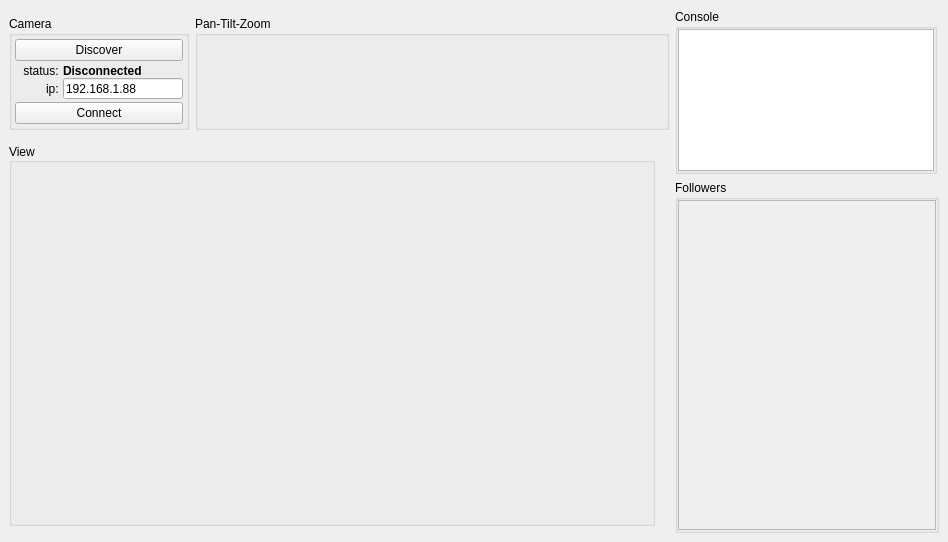
Before: the Qt Designer form etc/ui/MainWindow.ui in jaumecort/IPCam, drawn with Qt 5.
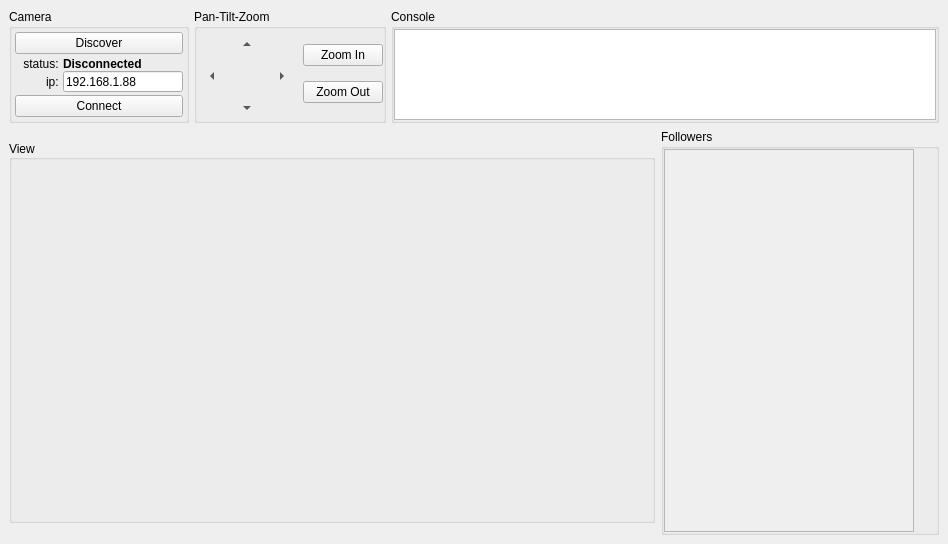
After: the same form once the commit is applied.

Patch:
```diff
--- a/etc/ui/MainWindow.ui
+++ b/etc/ui/MainWindow.ui
@@ -7,11 +7,11 @@
     <x>0</x>
     <y>0</y>
     <width>948</width>
-    <height>542</height>
+    <height>544</height>
    </rect>
   </property>
   <property name="sizePolicy">
-   <sizepolicy hsizetype="Fixed" vsizetype="Fixed">
+   <sizepolicy hsizetype="Minimum" vsizetype="Minimum">
     <horstretch>0</horstretch>
     <verstretch>0</verstretch>
    </sizepolicy>
@@ -24,8 +24,8 @@
   </property>
   <property name="maximumSize">
    <size>
-    <width>948</width>
-    <height>542</height>
+    <width>100000</width>
+    <height>900</height>
    </size>
   </property>
   <property name="windowTitle">
@@ -52,6 +52,9 @@
       </property>
       <item>
        <layout class="QHBoxLayout" name="CameraPTZLayout">
+        <property name="spacing">
+         <number>5</number>
+        </property>
         <property name="sizeConstraint">
          <enum>QLayout::SetDefaultConstraint</enum>
         </property>
@@ -61,15 +64,15 @@
            <bool>true</bool>
           </property>
           <property name="sizePolicy">
-           <sizepolicy hsizetype="Fixed" vsizetype="Fixed">
+           <sizepolicy hsizetype="Minimum" vsizetype="Minimum">
             <horstretch>0</horstretch>
             <verstretch>0</verstretch>
            </sizepolicy>
           </property>
           <property name="minimumSize">
            <size>
-            <width>180</width>
-            <height>114</height>
+            <width>0</width>
+            <height>0</height>
            </size>
           </property>
           <property name="maximumSize">
@@ -182,34 +185,254 @@
         <item>
          <widget class="QGroupBox" name="PTZBox">
           <property name="sizePolicy">
-           <sizepolicy hsizetype="Fixed" vsizetype="Fixed">
+           <sizepolicy hsizetype="Minimum" vsizetype="Minimum">
             <horstretch>0</horstretch>
             <verstretch>0</verstretch>
            </sizepolicy>
           </property>
           <property name="minimumSize">
            <size>
-            <width>474</width>
-            <height>114</height>
+            <width>0</width>
+            <height>0</height>
            </size>
           </property>
           <property name="maximumSize">
            <size>
-            <width>474</width>
+            <width>400</width>
             <height>114</height>
            </size>
           </property>
           <property name="title">
            <string>Pan-Tilt-Zoom</string>
           </property>
-         </widget>
-        </item>
-       </layout>
-      </item>
+          <layout class="QHBoxLayout" name="horizontalLayout_2">
+           <property name="sizeConstraint">
+            <enum>QLayout::SetNoConstraint</enum>
+           </property>
+           <property name="leftMargin">
+            <number>0</number>
+           </property>
+           <property name="topMargin">
+            <number>0</number>
+           </property>
+           <property name="rightMargin">
+            <number>0</number>
+           </property>
+           <property name="bottomMargin">
+            <number>0</number>
+           </property>
+           <item>
+            <layout class="QGridLayout" name="gridLayout_2">
+             <property name="sizeConstraint">
+              <enum>QLayout::SetNoConstraint</enum>
+             </property>
+             <property name="spacing">
+              <number>5</number>
+             </property>
+             <item row="2" column="2">
+              <widget class="QToolButton" name="PTZrigth">
+               <property name="sizePolicy">
+                <sizepolicy hsizetype="Maximum" vsizetype="Maximum">
+                 <horstretch>0</horstretch>
+                 <verstretch>0</verstretch>
+                </sizepolicy>
+               </property>
+               <property name="minimumSize">
+                <size>
+                 <width>30</width>
+                 <height>30</height>
+                </size>
+               </property>
+               <property name="text">
+                <string>...</string>
+               </property>
+               <property name="autoRaise">
+                <bool>true</bool>
+               </property>
+               <property name="arrowType">
+                <enum>Qt::RightArrow</enum>
+               </property>
+              </widget>
+             </item>
+             <item row="3" column="1">
+              <widget class="QToolButton" name="PTZdown">
+               <property name="sizePolicy">
+                <sizepolicy hsizetype="Maximum" vsizetype="Maximum">
+                 <horstretch>0</horstretch>
+                 <verstretch>0</verstretch>
+                </sizepolicy>
+               </property>
+               <property name="minimumSize">
+                <size>
+                 <width>30</width>
+                 <height>30</height>
+                </size>
+               </property>
+               <property name="text">
+                <string>...</string>
+               </property>
+               <property name="autoRaise">
+                <bool>true</bool>
+               </property>
+               <property name="arrowType">
+                <enum>Qt::DownArrow</enum>
+               </property>
+              </widget>
+             </item>
+             <item row="2" column="0">
+              <widget class="QToolButton" name="PTZleft">
+               <property name="sizePolicy">
+                <sizepolicy hsizetype="Maximum" vsizetype="Maximum">
+                 <horstretch>0</horstretch>
+                 <verstretch>0</verstretch>
+                </sizepolicy>
+               </property>
+               <property name="minimumSize">
+                <size>
+                 <width>30</width>
+                 <height>30</height>
+                </size>
+               </property>
+               <property name="text">
+                <string>...</string>
+               </property>
+               <property name="autoRaise">
+                <bool>true</bool>
+               </property>
+               <property name="arrowType">
+                <enum>Qt::LeftArrow</enum>
+               </property>
+              </widget>
+             </item>
+             <item row="1" column="1">
+              <widget class="QToolButton" name="PTZup">
+               <property name="sizePolicy">
+                <sizepolicy hsizetype="Maximum" vsizetype="Maximum">
+                 <horstretch>0</horstretch>
+                 <verstretch>0</verstretch>
+                </sizepolicy>
+               </property>
+               <property name="minimumSize">
+                <size>
+                 <width>30</width>
+                 <height>30</height>
+                </size>
+               </property>
+               <property name="text">
+                <string>...</string>
+               </property>
+               <property name="autoRaise">
+                <bool>true</bool>
+               </property>
+               <property name="arrowType">
+                <enum>Qt::UpArrow</enum>
+               </property>
+              </widget>
+             </item>
+            </layout>
+           </item>
+           <item>
+            <layout class="QGridLayout" name="Zoom">
+             <property name="sizeConstraint">
+              <enum>QLayout::SetDefaultConstraint</enum>
+             </property>
+             <property name="rightMargin">
+              <number>0</number>
+             </property>
+             <property name="spacing">
+              <number>0</number>
+             </property>
+             <item row="0" column="0">
+              <widget class="QPushButton" name="PTZIn">
+               <property name="text">
+                <string>Zoom In</string>
+               </property>
+              </widget>
+             </item>
+             <item row="1" column="0">
+              <widget class="QPushButton" name="PTZout">
+               <property name="text">
+                <string>Zoom Out</string>
+               </property>
+              </widget>
+             </item>
+            </layout>
+           </item>
+          </layout>
+         </widget>
+        </item>
+        <item>
+         <widget class="QGroupBox" name="ConsoleBox">
+          <property name="sizePolicy">
+           <sizepolicy hsizetype="Minimum" vsizetype="Minimum">
+            <horstretch>0</horstretch>
+            <verstretch>0</verstretch>
+           </sizepolicy>
+          </property>
+          <property name="minimumSize">
+           <size>
+            <width>100</width>
+            <height>108</height>
+           </size>
+          </property>
+          <property name="maximumSize">
+           <size>
+            <width>16777215</width>
+            <height>114</height>
+           </size>
+          </property>
+          <property name="title">
+           <string>Console</string>
+          </property>
+          <layout class="QVBoxLayout" name="verticalLayout_5">
+           <property name="leftMargin">
+            <number>0</number>
+           </property>
+           <property name="topMargin">
+            <number>0</number>
+           </property>
+           <property name="rightMargin">
+            <number>0</number>
+           </property>
+           <property name="bottomMargin">
+            <number>0</number>
+           </property>
+           <item>
+            <widget class="QTextBrowser" name="console">
+             <property name="sizePolicy">
+              <sizepolicy hsizetype="Expanding" vsizetype="Minimum">
+               <horstretch>0</horstretch>
+               <verstretch>0</verstretch>
+              </sizepolicy>
+             </property>
+             <property name="minimumSize">
+              <size>
+               <width>100</width>
+               <height>0</height>
+              </size>
+             </property>
+             <property name="maximumSize">
+              <size>
+               <width>16777215</width>
+               <height>100</height>
+              </size>
+             </property>
+            </widget>
+           </item>
+          </layout>
+         </widget>
+        </item>
+       </layout>
+      </item>
+      <item>
+       <layout class="QHBoxLayout" name="horizontalLayout_4">
+        <property name="bottomMargin">
+         <number>0</number>
+        </property>
       <item>
        <widget class="QGroupBox" name="ViewBox">
         <property name="sizePolicy">
-         <sizepolicy hsizetype="Fixed" vsizetype="Fixed">
+           <sizepolicy hsizetype="Expanding" vsizetype="Expanding">
           <horstretch>0</horstretch>
           <verstretch>0</verstretch>
          </sizepolicy>
@@ -248,7 +471,7 @@
          <item>
           <widget class="QLabel" name="labelVideo">
            <property name="sizePolicy">
-            <sizepolicy hsizetype="Fixed" vsizetype="Minimum">
+              <sizepolicy hsizetype="Expanding" vsizetype="Expanding">
              <horstretch>0</horstretch>
              <verstretch>0</verstretch>
             </sizepolicy>
@@ -273,73 +496,17 @@
         </layout>
        </widget>
       </item>
-     </layout>
-    </item>
-    <item>
-     <layout class="QVBoxLayout" name="verticalLayout_7">
-      <property name="topMargin">
-       <number>0</number>
-      </property>
-      <item>
-       <widget class="QGroupBox" name="ConsoleBox">
-        <property name="sizePolicy">
-         <sizepolicy hsizetype="Fixed" vsizetype="Fixed">
-          <horstretch>0</horstretch>
-          <verstretch>0</verstretch>
-         </sizepolicy>
-        </property>
-        <property name="minimumSize">
-         <size>
-          <width>100</width>
-          <height>108</height>
-         </size>
-        </property>
-        <property name="title">
-         <string>Console</string>
-        </property>
-        <layout class="QVBoxLayout" name="verticalLayout_5">
-         <property name="leftMargin">
-          <number>0</number>
-         </property>
-         <property name="topMargin">
-          <number>0</number>
-         </property>
-         <property name="rightMargin">
-          <number>0</number>
-         </property>
-         <property name="bottomMargin">
-          <number>0</number>
-         </property>
-         <item>
-          <widget class="QTextBrowser" name="console">
-           <property name="minimumSize">
-            <size>
-             <width>100</width>
-             <height>0</height>
-            </size>
-           </property>
-           <property name="maximumSize">
-            <size>
-             <width>16777215</width>
-             <height>142</height>
-            </size>
-           </property>
-          </widget>
-         </item>
-        </layout>
-       </widget>
-      </item>
       <item>
        <widget class="QGroupBox" name="FollowersBox">
         <property name="sizePolicy">
-         <sizepolicy hsizetype="Minimum" vsizetype="Minimum">
+           <sizepolicy hsizetype="Minimum" vsizetype="Expanding">
           <horstretch>0</horstretch>
           <verstretch>0</verstretch>
          </sizepolicy>
         </property>
         <property name="minimumSize">
          <size>
-          <width>100</width>
+            <width>0</width>
           <height>0</height>
          </size>
         </property>
@@ -361,9 +528,15 @@
          </property>
          <item>
           <widget class="QScrollArea" name="FollowersScrollArea">
+             <property name="sizePolicy">
+              <sizepolicy hsizetype="Maximum" vsizetype="Expanding">
+               <horstretch>0</horstretch>
+               <verstretch>0</verstretch>
+              </sizepolicy>
+             </property>
            <property name="minimumSize">
             <size>
-             <width>100</width>
+               <width>250</width>
              <height>0</height>
             </size>
            </property>
@@ -375,8 +548,8 @@
              <rect>
               <x>0</x>
               <y>0</y>
-              <width>254</width>
-              <height>314</height>
+                <width>248</width>
+                <height>358</height>
              </rect>
             </property>
             <layout class="QVBoxLayout" name="FollowersLayout"/>
@@ -389,6 +562,8 @@
      </layout>
     </item>
    </layout>
+    </item>
+   </layout>
   </widget>
   <widget class="QMenuBar" name="menubar">
    <property name="geometry">
@@ -415,6 +590,41 @@
     <string>followersCheckChange</string>
    </property>
   </action>
+  <action name="actionPTZup">
+   <property name="text">
+    <string>PTZup</string>
+   </property>
+  </action>
+  <action name="actionPTZright">
+   <property name="text">
+    <string>PTZright</string>
+   </property>
+  </action>
+  <action name="actionPTZdown">
+   <property name="text">
+    <string>PTZdown</string>
+   </property>
+  </action>
+  <action name="actionPTZleft">
+   <property name="text">
+    <string>PTZleft</string>
+   </property>
+  </action>
+  <action name="actionPTZin">
+   <property name="text">
+    <string>PTZin</string>
+   </property>
+  </action>
+  <action name="actionPTZout">
+   <property name="text">
+    <string>PTZout</string>
+   </property>
+  </action>
+  <action name="actionPTZstop">
+   <property name="text">
+    <string>PTZstop</string>
+   </property>
+  </action>
  </widget>
  <resources/>
  <connections>
```
Left out of the diff: 192 changed lines with no effect on the pictures. Lines whose indentation alone changed are shown as unchanged.
